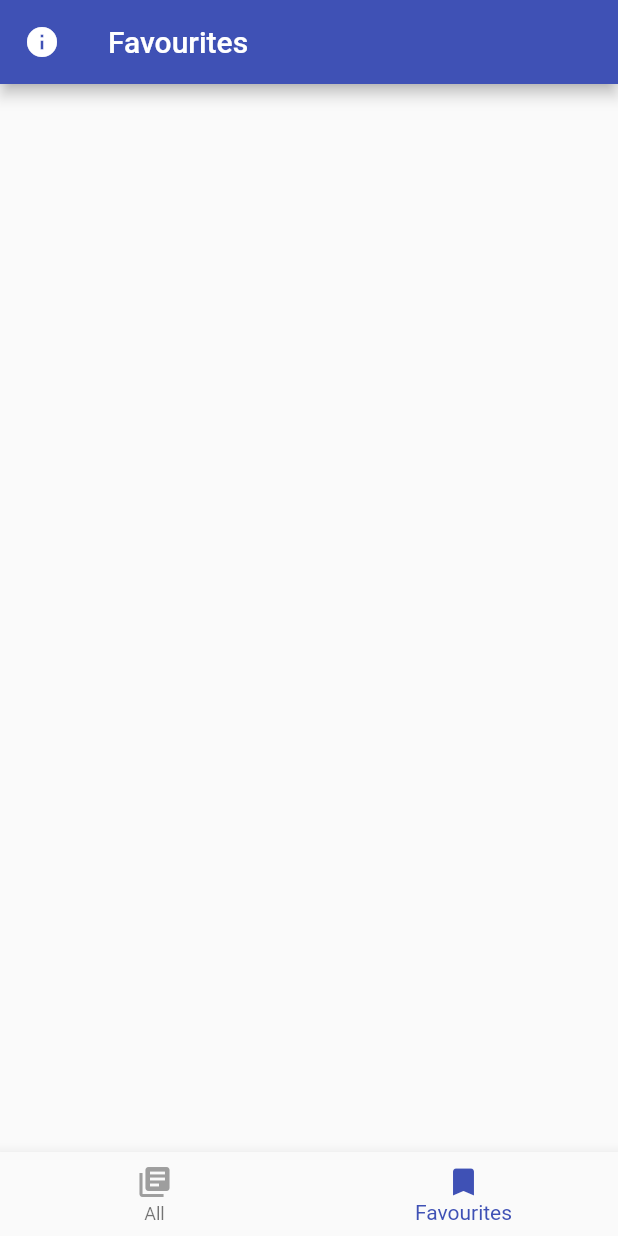
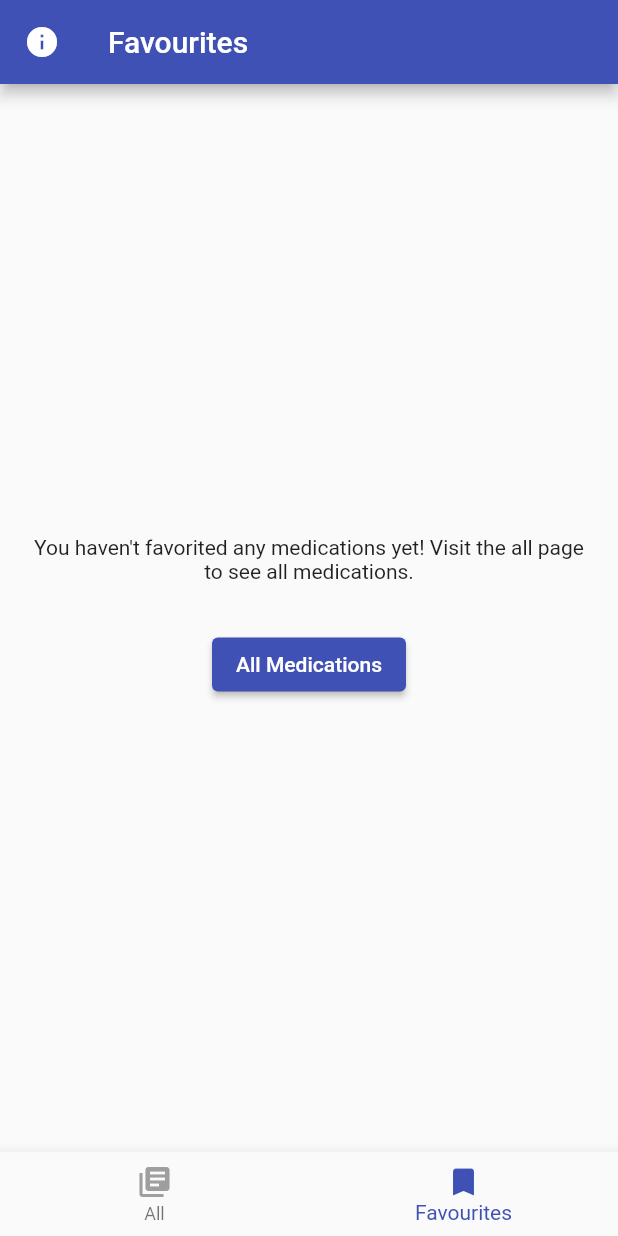
Before and after one commit to CSCIX691DAL/Application-for-Dosing-of-Pediat, a Flutter app: the screen it shows after launch, swiped to page 2, on a phone screen of 412 x 824 dp. Run offline on Flutter 3.47's test engine with Material 2 defaults, Android fonts, the phone set to English and light mode, and no system bars.

Commit message:
Added filler message for empty favourites list

```diff
--- a/dosing_app/lib/favs_page.dart
+++ b/dosing_app/lib/favs_page.dart
@@ -1,6 +1,7 @@
 import 'dart:ui';
-
+import 'package:dosing_app/all_page.dart';
 import 'package:flutter/material.dart';
+import 'home_page.dart';
 
 class FavouritesPage extends StatefulWidget {
   FavouritesPage(
@@ -15,6 +16,58 @@ class FavouritesPage extends StatefulWidget {
 
 class _FavouritesPageState extends State<FavouritesPage> {
   final GlobalKey<ScaffoldState> _scaffoldKey = GlobalKey<ScaffoldState>();
+
+  Widget _buildFavPage(BuildContext context) {
+    if (widget.favMedications.isEmpty) {
+      return Column(
+          mainAxisAlignment: MainAxisAlignment.center,
+          crossAxisAlignment: CrossAxisAlignment.center,
+          children: [
+            const Padding(
+                padding:
+                    EdgeInsets.only(left: 20, right: 20, top: 0, bottom: 30),
+                child: Text(
+                  "You haven't favorited any medications yet! Visit the all page to see all medications.",
+                  textAlign: TextAlign.center,
+                )),
+            ElevatedButton(
+              onPressed: () {
+                Navigator.pushReplacement(
+                  context,
+                  PageRouteBuilder(
+                    pageBuilder: (context, animation1, animation2) => HomePage(
+                      medications: widget.medications,
+                      favMedications: widget.favMedications,
+                    ),
+                    transitionDuration: Duration.zero,
+                  ),
+                );
+              },
+              child: const Text('All Medications'),
+            )
+          ]);
+    } else {
+      return ListView.builder(
+          padding: EdgeInsets.zero,
+          itemCount: widget.favMedications.length,
+          itemBuilder: (BuildContext context, int index) {
+            return Card(
+              child: ListTile(
+                leading: Image.asset(widget.medications[index]['imagePath'],
+                    width: 100),
+                title: Text(widget.favMedications[index]['name'].toString()),
+                subtitle: Text(
+                    widget.favMedications[index]['description'].toString()),
+                isThreeLine: true,
+                onTap: () {
+                  Navigator.pushNamed(
+                      context, widget.favMedications[index]['route']);
+                },
+              ),
+            );
+          });
+    }
+  }
 
   @override
   Widget build(BuildContext context) {
@@ -86,27 +139,6 @@ class _FavouritesPageState extends State<FavouritesPage> {
             ],
           ),
         ),
-        body: Center(
-          child: ListView.builder(
-              padding: EdgeInsets.zero,
-              itemCount: widget.favMedications.length,
-              itemBuilder: (BuildContext context, int index) {
-                return Card(
-                  child: ListTile(
-                    leading: Image.asset(widget.medications[index]['imagePath'],
-                        width: 100),
-                    title:
-                        Text(widget.favMedications[index]['name'].toString()),
-                    subtitle: Text(
-                        widget.favMedications[index]['description'].toString()),
-                    isThreeLine: true,
-                    onTap: () {
-                      Navigator.pushNamed(
-                          context, widget.favMedications[index]['route']);
-                    },
-                  ),
-                );
-              }),
-        ));
+        body: Center(child: _buildFavPage(context)));
   }
 }
--- a/dosing_app/lib/home_page.dart
+++ b/dosing_app/lib/home_page.dart
@@ -26,9 +26,6 @@ class _HomePageState extends State<HomePage> {
 
   // Change page when navbar is tapped
   void _onItemTapped(int selectedIndex) {
-    print('favs: $widget.favMedications.()');
-    print('all: $widget.medications.()');
-
     _pageController.jumpToPage(selectedIndex);
   }
 
```
